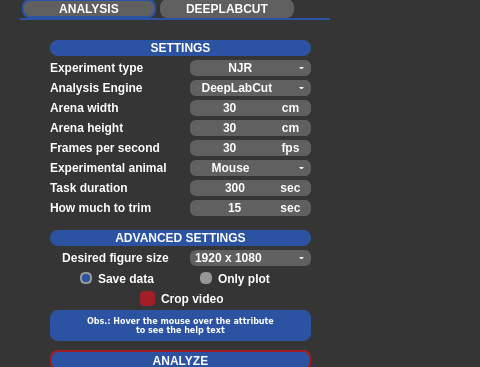
Qt form behavython_gui.ui (mrdrzit/behavython) before a commit; both pictures show x 0 to 480 and y 81 to 448 of the 1280 by 720 pixel window.
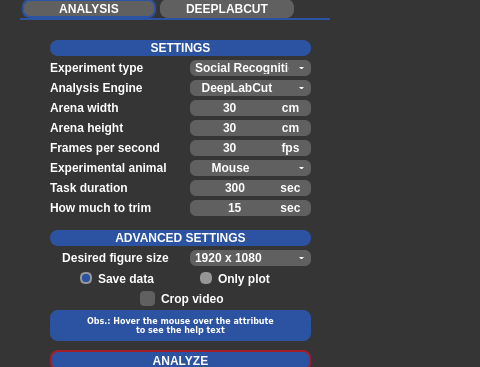
The same form after that commit. Icons and pictures are not drawn. Custom widgets are drawn as their Qt base class.

What changed in the file:
```diff
--- a/behavython_gui.ui
+++ b/behavython_gui.ui
@@ -233,11 +233,8 @@
        <property name="styleSheet">
         <string notr="true">QComboBox{color:#FFFFFF;font:7pt&quot;DejaVu Sans&quot;;font-weight:bold;background-color:#606060;border:0px;border-radius:6px;}QListView{color:#FFFFFF;font:8pt&quot;Century Gothic&quot;;font-weight:bold;background-color:#969696;border:0px;}QListView{color:#FFFFFF;font:7pt&quot;DejaVu Sans&quot;;font-weight:bold;background-color:#606060;border:0px;border-radius:6px;}QComboBox::drop-down{width:20px;border:5px;}QComboBox::down-arrow{border-left:2px solid none;border-right:2px solid none;border-top:2px solid #FFFFFF;width:0.5px;height:1px;border-radius:2px;}QComboBox::down-arrow:hover{border-left:2px solid none;border-right:2px solid none;border-top:2px solid #A21F27;width:0.5px;height:1px;border-radius:2px;}QAbstractItemView{border:2px solid #969696;selection-background-color:#2C53A1;}</string>
        </property>
-       <property name="currentText">
-        <string notr="true">          NJR</string>
-       </property>
        <property name="currentIndex">
-        <number>0</number>
+        <number>1</number>
        </property>
        <item>
         <property name="text">
@@ -893,7 +890,7 @@
         <string>Crop video</string>
        </property>
        <property name="checked">
-        <bool>true</bool>
+        <bool>false</bool>
        </property>
       </widget>
       <widget class="QLineEdit" name="crop_video_time_lineedit">
```
